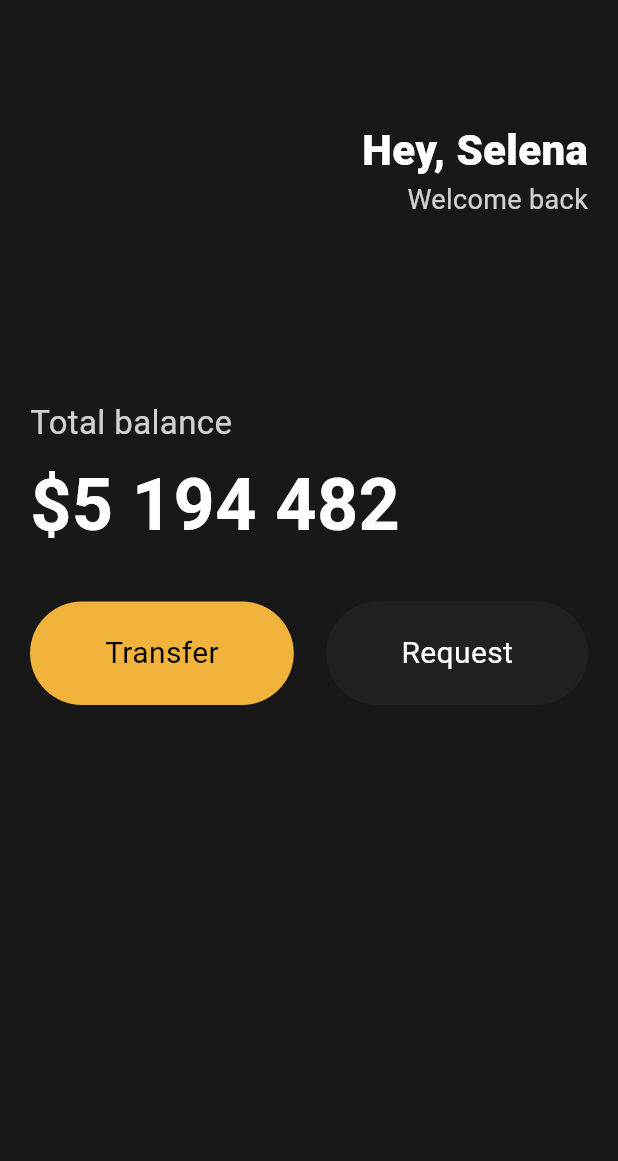
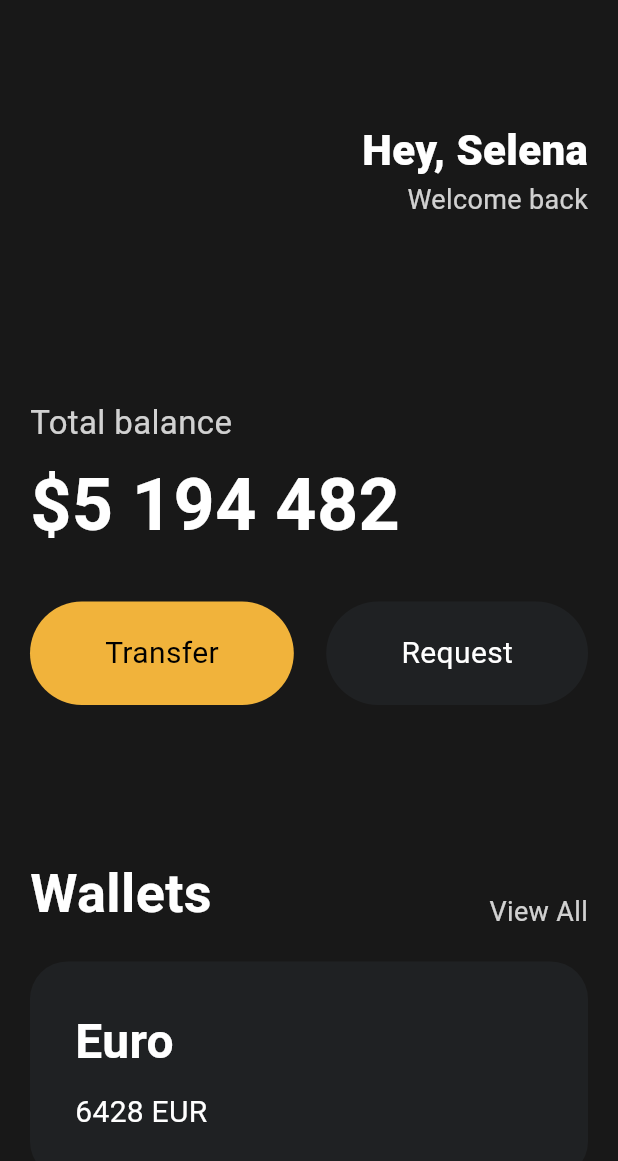
Before and after one commit to StarrySnowy/toonflix, a Flutter app: the screen it shows after launch, on a phone screen of 412 x 824 dp. Shown: the top 1161 px of the screen. Run offline on Flutter 3.47's test engine with Material 3 defaults, Android fonts, the phone set to English and light mode, and no system bars.

Commit message:
#3.6 Cards
add scroll

```diff
--- a/toonflix_eun/lib/main.dart
+++ b/toonflix_eun/lib/main.dart
@@ -13,7 +13,8 @@
     return MaterialApp(
       home: Scaffold(
         backgroundColor: const Color(0xFF181818),
-        body: Padding(
+        body: SingleChildScrollView(
+          child: Padding(
             padding: const EdgeInsets.symmetric(
               horizontal: 20,
             ),
@@ -84,8 +85,85 @@
                         bgColor: Color(0xFF1F2123),
                         textColor: Colors.white),
                   ],
-              )
+                ),
+                const SizedBox(
+                  height: 100,
+                ),
+                Row(
+                  crossAxisAlignment: CrossAxisAlignment.end,
+                  mainAxisAlignment: MainAxisAlignment.spaceBetween,
+                  children: [
+                    const Text(
+                      'Wallets',
+                      style: TextStyle(
+                        color: Colors.white,
+                        fontSize: 36,
+                        fontWeight: FontWeight.w600,
+                      ),
+                    ),
+                    Text(
+                      'View All',
+                      style: TextStyle(
+                        color: Colors.white.withOpacity(0.8),
+                        fontSize: 18,
+                      ),
+                    ),
                   ],
+                ),
+                const SizedBox(
+                  height: 20,
+                ),
+                Container(
+                  decoration: BoxDecoration(
+                    color: const Color(0xFF1F2123),
+                    borderRadius: BorderRadius.circular(25),
+                  ),
+                  child: const Padding(
+                    padding: EdgeInsets.all(30),
+                    child: Row(
+                      children: [
+                        Column(
+                          crossAxisAlignment: CrossAxisAlignment.start,
+                          children: [
+                            Text(
+                              'Euro',
+                              style: TextStyle(
+                                  color: Colors.white,
+                                  fontSize: 32,
+                                  fontWeight: FontWeight.w600),
+                            ),
+                            SizedBox(
+                              height: 10,
+                            ),
+                            Row(
+                              children: [
+                                Text(
+                                  '6428',
+                                  style: TextStyle(
+                                    color: Colors.white,
+                                    fontSize: 20,
+                                  ),
+                                ),
+                                SizedBox(
+                                  width: 5,
+                                ),
+                                Text(
+                                  'EUR',
+                                  style: TextStyle(
+                                    color: Colors.white,
+                                    fontSize: 20,
+                                  ),
+                                ),
+                              ],
+                            ),
+                          ],
+                        ),
+                      ],
+                    ),
+                  ),
+                ),
+              ],
+            ),
           ),
         ),
       ),
```
Lines whose indentation alone changed are shown as unchanged.
